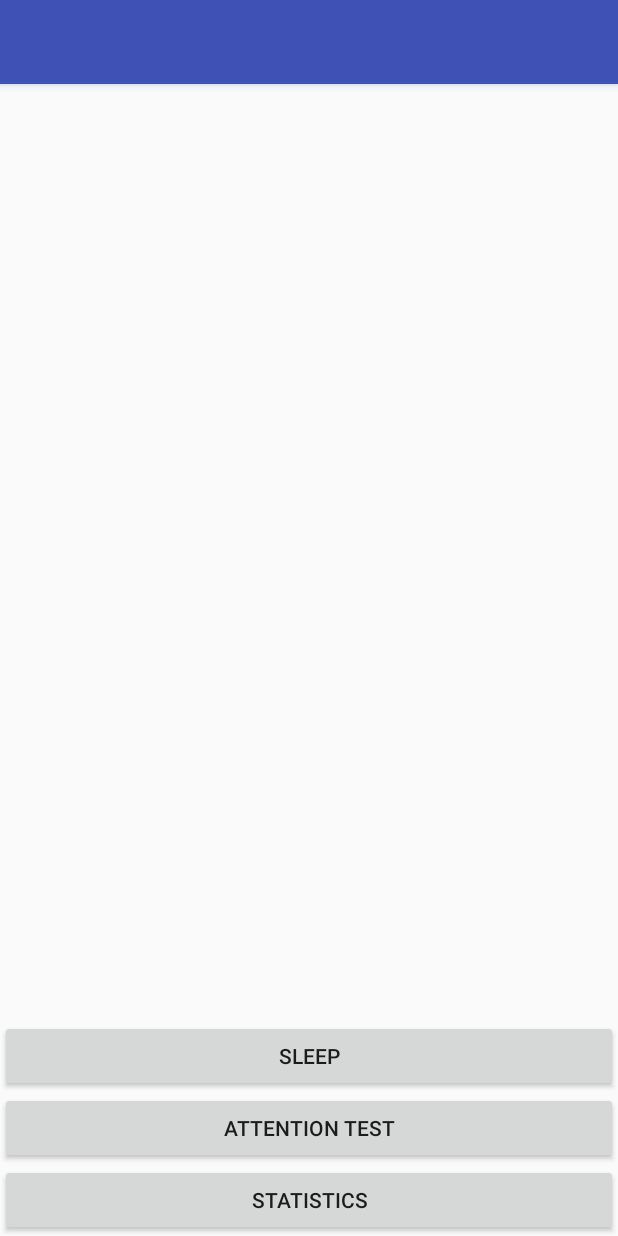
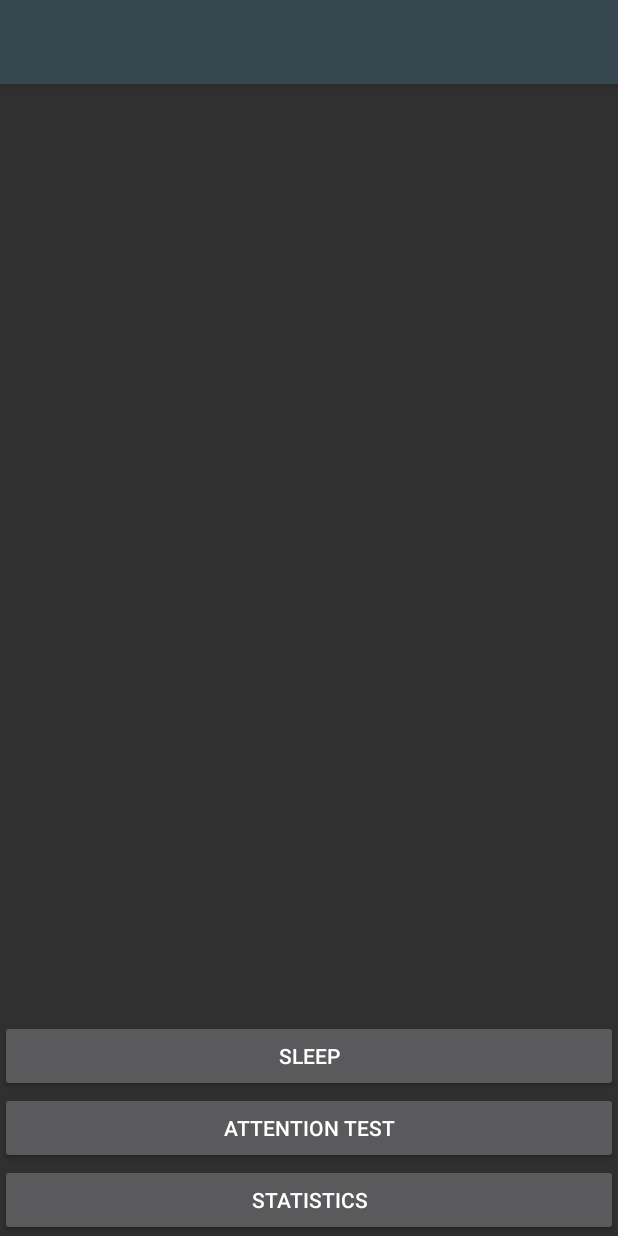
Before and after one commit to alexkahler/SleepAttention, an Android app: the screen it shows after launch (HomeActivity), on a phone screen of 412 x 824 dp. Run offline under Robolectric (Android 15) with nearby library versions, the phone set to English and light mode, and no system bars.

Commit message:
Dark Theme
Changed colours from default blue theme to a dark theme

```diff
--- a/app/src/main/res/values/colors.xml
+++ b/app/src/main/res/values/colors.xml
@@ -1,6 +1,6 @@
 <?xml version="1.0" encoding="utf-8"?>
 <resources>
     <color name="colorPrimary">#3F51B5</color>
-    <color name="colorPrimaryDark">#303F9F</color>
+    <color name="colorPrimaryDark">#121b55</color>
     <color name="colorAccent">#FF4081</color>
 </resources>
--- a/app/src/main/res/values/styles.xml
+++ b/app/src/main/res/values/styles.xml
@@ -1,11 +1,12 @@
 <resources>
 
     <!-- Base application theme. -->
-    <style name="AppTheme" parent="Theme.AppCompat.Light.DarkActionBar">
+    <style name="AppTheme" parent="Theme.AppCompat.NoActionBar">
         <!-- Customize your theme here. -->
-        <item name="colorPrimary">@color/colorPrimary</item>
-        <item name="colorPrimaryDark">@color/colorPrimaryDark</item>
-        <item name="colorAccent">@color/colorAccent</item>
+        <item name="colorPrimary">@color/material_blue_grey_800</item>
+        <item name="colorPrimaryDark">@color/material_blue_grey_900</item>
+        <item name="colorAccent">@color/material_deep_teal_500</item>
+        <item name="android:statusBarColor">@color/material_blue_grey_950</item>
     </style>
 
     <style name="AppTheme.NoActionBar">
```
